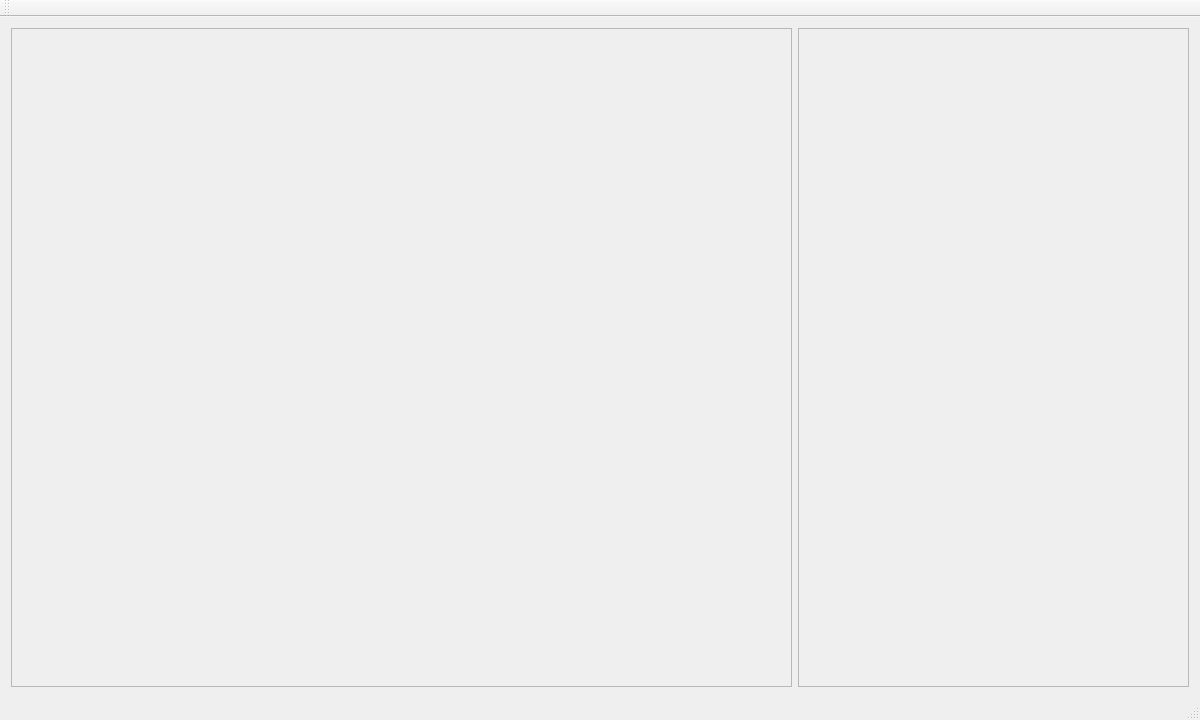
Above: src/mainwindow.ui from Zugzwangs/Gomina before the change. Below: the same form after it.
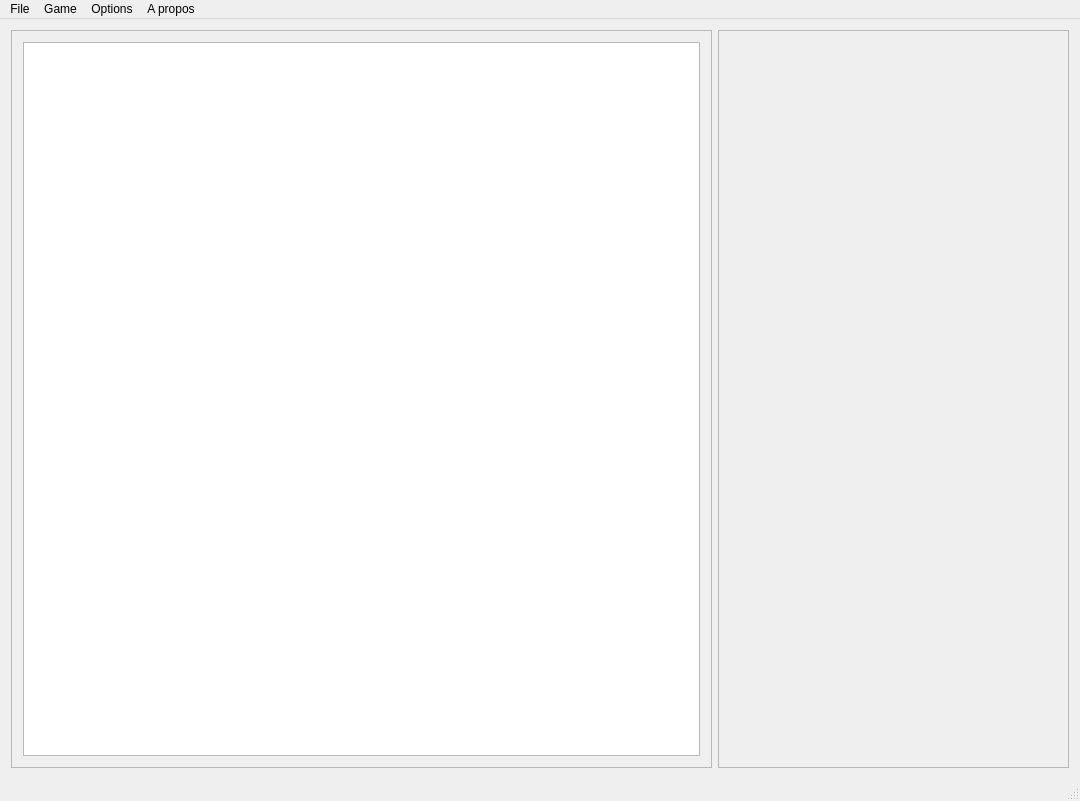
That is the form after the change. Custom widgets are drawn as their Qt base class.

Commit message: startin implementation of the Goban. Something wrong with leave event on graphicsItem 'hitbox' doesn't trigger.

```diff
--- a/src/mainwindow.ui
+++ b/src/mainwindow.ui
@@ -6,8 +6,8 @@
    <rect>
     <x>0</x>
     <y>0</y>
-    <width>1200</width>
-    <height>720</height>
+    <width>1080</width>
+    <height>801</height>
    </rect>
   </property>
   <property name="windowTitle">
@@ -29,6 +29,18 @@
       <property name="frameShadow">
        <enum>QFrame::Raised</enum>
       </property>
+      <layout class="QVBoxLayout" name="verticalLayout">
+       <item>
+        <widget class="GobanView" name="goban_view">
+         <property name="minimumSize">
+          <size>
+           <width>200</width>
+           <height>200</height>
+          </size>
+         </property>
+        </widget>
+       </item>
+      </layout>
      </widget>
     </item>
     <item>
@@ -48,22 +60,45 @@
     <rect>
      <x>0</x>
      <y>0</y>
-     <width>1200</width>
+     <width>1080</width>
      <height>26</height>
     </rect>
    </property>
-  </widget>
-  <widget class="QToolBar" name="mainToolBar">
-   <attribute name="toolBarArea">
-    <enum>TopToolBarArea</enum>
-   </attribute>
-   <attribute name="toolBarBreak">
-    <bool>false</bool>
-   </attribute>
+   <widget class="QMenu" name="menuFIle">
+    <property name="title">
+     <string>File</string>
+    </property>
+   </widget>
+   <widget class="QMenu" name="menuGame">
+    <property name="title">
+     <string>Game</string>
+    </property>
+   </widget>
+   <widget class="QMenu" name="menuOptions">
+    <property name="title">
+     <string>Options</string>
+    </property>
+   </widget>
+   <widget class="QMenu" name="menuA_propos">
+    <property name="title">
+     <string>A propos</string>
+    </property>
+   </widget>
+   <addaction name="menuFIle"/>
+   <addaction name="menuGame"/>
+   <addaction name="menuOptions"/>
+   <addaction name="menuA_propos"/>
   </widget>
   <widget class="QStatusBar" name="statusBar"/>
  </widget>
  <layoutdefault spacing="6" margin="11"/>
+ <customwidgets>
+  <customwidget>
+   <class>GobanView</class>
+   <extends>QGraphicsView</extends>
+   <header location="global">gobanview.h</header>
+  </customwidget>
+ </customwidgets>
  <resources/>
  <connections/>
 </ui>
```
The commit also changes 45 other files.
